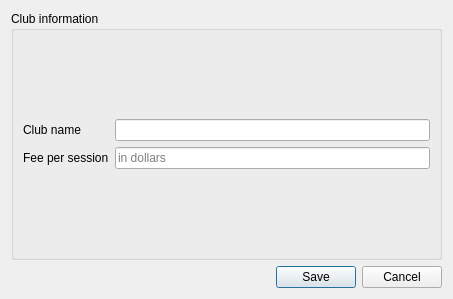
Qt form src/NewClubDialog.ui (simophin/game-matcher-qt) before a commit.
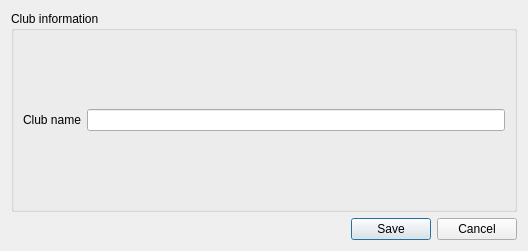
The same form after that commit.

What changed in the file:
```diff
--- a/src/NewClubDialog.ui
+++ b/src/NewClubDialog.ui
@@ -9,8 +9,8 @@
    <rect>
     <x>0</x>
     <y>0</y>
-    <width>453</width>
-    <height>299</height>
+    <width>528</width>
+    <height>251</height>
    </rect>
   </property>
   <property name="sizePolicy">
@@ -51,20 +51,6 @@
       <item row="0" column="1">
        <widget class="QLineEdit" name="clubNameLineEdit"/>
       </item>
-      <item row="1" column="0">
-       <widget class="QLabel" name="feePerSessionLabel">
-        <property name="text">
-         <string>Fee per session</string>
-        </property>
-       </widget>
-      </item>
-      <item row="1" column="1">
-       <widget class="QLineEdit" name="feePerSessionLineEdit">
-        <property name="placeholderText">
-         <string>in dollars</string>
-        </property>
-       </widget>
-      </item>
      </layout>
     </widget>
    </item>
```
